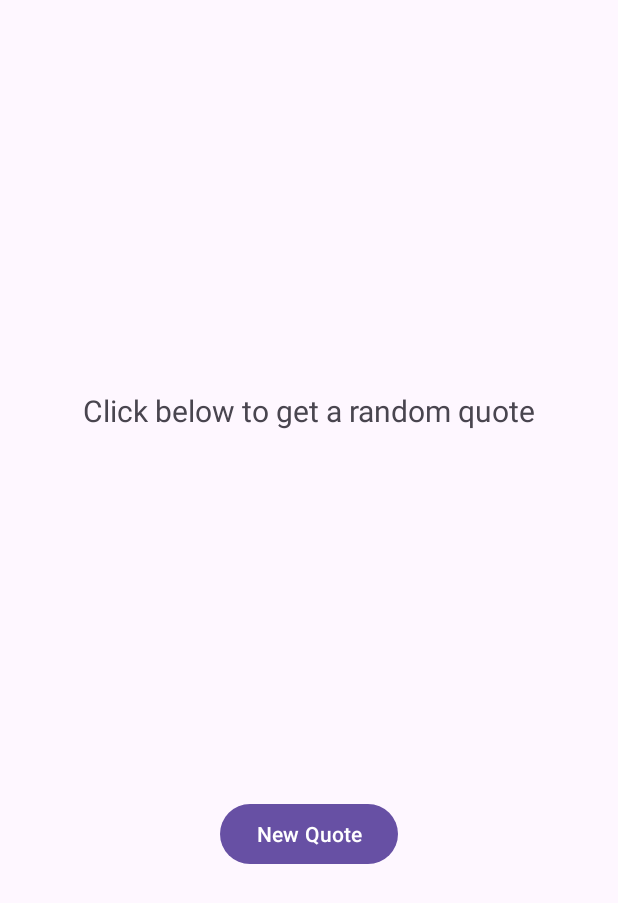
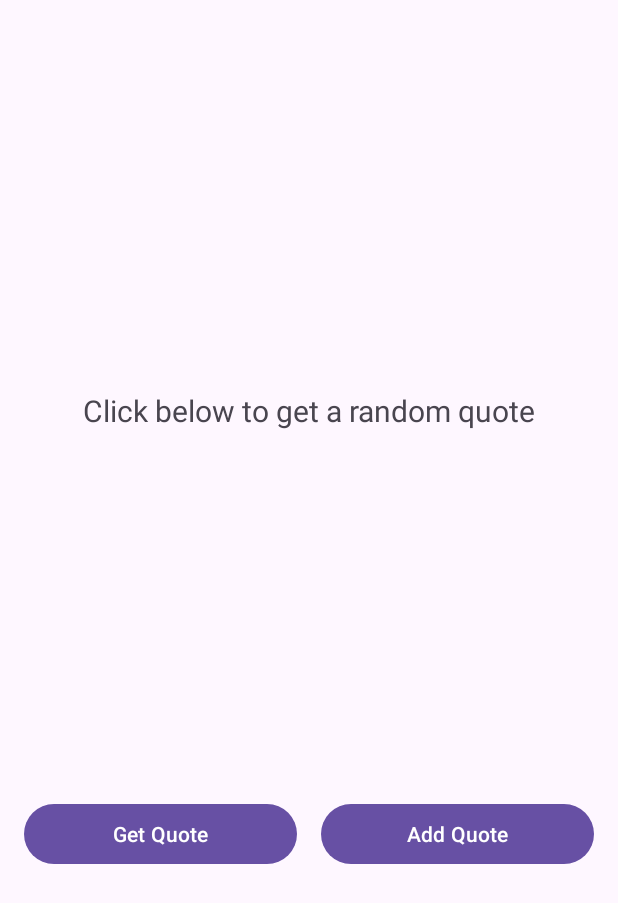
Before and after one commit to ayoubboulidam/Quote_G, an Android app: the screen it shows after launch (MainActivity), on a phone screen of 412 x 824 dp. Shown: the top 903 px of the screen. Run offline under Robolectric (Android 15) with nearby library versions, the phone set to English and light mode, and no system bars.

```diff
--- a/app/src/main/java/com/example/my_application/MainActivity.java
+++ b/app/src/main/java/com/example/my_application/MainActivity.java
@@ -1,26 +1,26 @@
 package com.example.my_application;
 
+import android.content.Intent;
+import android.content.SharedPreferences;
 import android.os.Bundle;
 import android.widget.Button;
 import android.widget.TextView;
-
+import androidx.annotation.Nullable;
 import androidx.appcompat.app.AppCompatActivity;
-
+import org.json.JSONArray;
+import org.json.JSONException;
+import org.json.JSONObject;
+import java.util.ArrayList;
+import java.util.List;
 import java.util.Random;
 
 public class MainActivity extends AppCompatActivity {
 
     private TextView quoteTextView;
-    private Button generateQuoteButton;
-
-    // Array of quotes
-    private String[] quotes = {
-            "The best way to predict the future is to create it.",
-            "Do what you can, with what you have, where you are.",
-            "Success is not final, failure is not fatal: It is the courage to continue that counts.",
-            "Don’t watch the clock; do what it does. Keep going.",
-            "Keep your eyes on the stars, and your feet on the ground."
-    };
+    private Button generateQuoteButton, addQuoteButton;
+    private List<Quote> quotes;
+    private static final String QUOTES_PREF = "quotes_pref";
+    private static final String QUOTES_KEY = "quotes_key";
 
     @Override
     protected void onCreate(Bundle savedInstanceState) {
@@ -30,14 +30,95 @@ public class MainActivity extends AppCompatActivity {
         // Initialize UI components
         quoteTextView = findViewById(R.id.quoteTextView);
         generateQuoteButton = findViewById(R.id.generateQuoteButton);
+        addQuoteButton = findViewById(R.id.addQuoteButton);
 
-        // Set button click listener
+        // Initialize quotes list
+        quotes = new ArrayList<>();
+        loadQuotes(); // Load saved quotes
+
+        // Populate with default quotes if none are saved
+        if (quotes.isEmpty()) {
+            populateDefaultQuotes();
+        }
+
+        // Show a random quote when the button is clicked
         generateQuoteButton.setOnClickListener(v -> showRandomQuote());
+
+        // Navigate to AddQuoteActivity
+        addQuoteButton.setOnClickListener(v -> {
+            Intent intent = new Intent(MainActivity.this, AddQuoteActivity.class);
+            startActivityForResult(intent, 1); // Request code 1 for result handling
+        });
     }
 
-    // Method to show a random quote
+    @Override
+    protected void onActivityResult(int requestCode, int resultCode, @Nullable Intent data) {
+        super.onActivityResult(requestCode, resultCode, data);
+        if (requestCode == 1 && resultCode == RESULT_OK && data != null) {
+            // Retrieve the new quote from AddQuoteActivity
+            String text = data.getStringExtra("quote_text");
+            String owner = data.getStringExtra("quote_owner");
+            quotes.add(new Quote(text, owner));
+            saveQuotes(); // Save updated quotes
+        }
+    }
+
     private void showRandomQuote() {
-        int randomIndex = new Random().nextInt(quotes.length);
-        quoteTextView.setText(quotes[randomIndex]);
+        if (!quotes.isEmpty()) {
+            int randomIndex = new Random().nextInt(quotes.size());
+            Quote randomQuote = quotes.get(randomIndex);
+            quoteTextView.setText("\"" + randomQuote.getText() + "\" - " + randomQuote.getOwner());
+        }
+    }
+
+    private void loadQuotes() {
+        SharedPreferences sharedPreferences = getSharedPreferences(QUOTES_PREF, MODE_PRIVATE);
+        String jsonString = sharedPreferences.getString(QUOTES_KEY, null);
+
+        if (jsonString != null) {
+            try {
+                JSONArray jsonArray = new JSONArray(jsonString);
+                for (int i = 0; i < jsonArray.length(); i++) {
+                    JSONObject jsonQuote = jsonArray.getJSONObject(i);
+                    String text = jsonQuote.getString("text");
+                    String owner = jsonQuote.getString("owner");
+                    quotes.add(new Quote(text, owner));
+                }
+            } catch (JSONException e) {
+                e.printStackTrace();
+            }
+        }
+    }
+
+    private void saveQuotes() {
+        SharedPreferences sharedPreferences = getSharedPreferences(QUOTES_PREF, MODE_PRIVATE);
+        SharedPreferences.Editor editor = sharedPreferences.edit();
+
+        JSONArray jsonArray = new JSONArray();
+        for (Quote quote : quotes) {
+            JSONObject jsonQuote = new JSONObject();
+            try {
+                jsonQuote.put("text", quote.getText());
+                jsonQuote.put("owner", quote.getOwner());
+                jsonArray.put(jsonQuote);
+            } catch (JSONException e) {
+                e.printStackTrace();
+            }
+        }
+
+        editor.putString(QUOTES_KEY, jsonArray.toString());
+        editor.apply();
+    }
+
+    private void populateDefaultQuotes() {
+        // Populate the list with some default quotes
+        quotes.add(new Quote("The best way to predict the future is to create it.", "Peter Drucker"));
+        quotes.add(new Quote("Do what you can, with what you have, where you are.", "Theodore Roosevelt"));
+        quotes.add(new Quote("Success is not final, failure is not fatal: It is the courage to continue that counts.", "Winston Churchill"));
+        quotes.add(new Quote("Don’t watch the clock; do what it does. Keep going.", "Sam Levenson"));
+        quotes.add(new Quote("Keep your eyes on the stars, and your feet on the ground.", "Theodore Roosevelt"));
+
+        // Save the default quotes to SharedPreferences
+        saveQuotes();
     }
 }
--- /dev/null
+++ b/app/src/main/java/com/example/my_application/Quote.java
@@ -0,0 +1,19 @@
+package com.example.my_application;
+
+public class Quote {
+    private String text;
+    private String owner;
+
+    public Quote(String text, String owner) {
+        this.text = text;
+        this.owner = owner;
+    }
+
+    public String getText() {
+        return text;
+    }
+
+    public String getOwner() {
+        return owner;
+    }
+}
--- a/app/src/main/res/layout/activity_main.xml
+++ b/app/src/main/res/layout/activity_main.xml
@@ -18,18 +18,35 @@
         android:gravity="center"
         android:padding="16dp"
         app:layout_constraintTop_toTopOf="parent"
-        app:layout_constraintBottom_toTopOf="@+id/generateQuoteButton"
+        app:layout_constraintBottom_toTopOf="@+id/buttonLayout"
         app:layout_constraintStart_toStartOf="parent"
         app:layout_constraintEnd_toEndOf="parent"/>
 
-    <Button
-        android:id="@+id/generateQuoteButton"
-        android:layout_width="wrap_content"
+    <LinearLayout
+        android:id="@+id/buttonLayout"
+        android:layout_width="0dp"
         android:layout_height="wrap_content"
-        android:text="New Quote"
+        android:orientation="horizontal"
         app:layout_constraintTop_toBottomOf="@+id/quoteTextView"
         app:layout_constraintBottom_toBottomOf="parent"
         app:layout_constraintStart_toStartOf="parent"
-        app:layout_constraintEnd_toEndOf="parent"/>
+        app:layout_constraintEnd_toEndOf="parent"
+        android:layout_gravity="center">
 
+        <Button
+            android:id="@+id/generateQuoteButton"
+            android:layout_width="0dp"
+            android:layout_height="wrap_content"
+            android:text="Get Quote"
+            android:layout_weight="1"
+            android:layout_marginEnd="8dp"/>
+
+        <Button
+            android:id="@+id/addQuoteButton"
+            android:layout_width="0dp"
+            android:layout_height="wrap_content"
+            android:text="Add Quote"
+            android:layout_weight="1"
+            android:layout_marginStart="8dp"/>
+    </LinearLayout>
 </androidx.constraintlayout.widget.ConstraintLayout>
```
Also changed, not shown: app/src/main/AndroidManifest.xml (+5 -5 lines), app/src/main/java/com/example/my_application/AddQuoteActivity.java (added, +43 -0 lines), app/src/main/res/layout/activity_add_quote.xml (added, +42 -0 lines).
